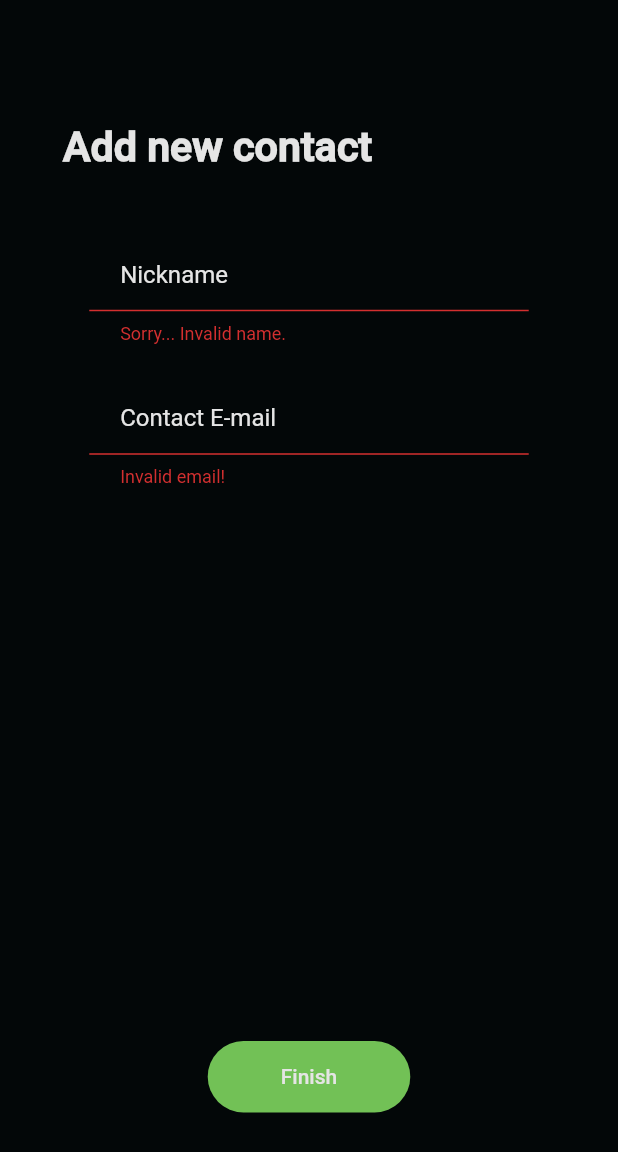
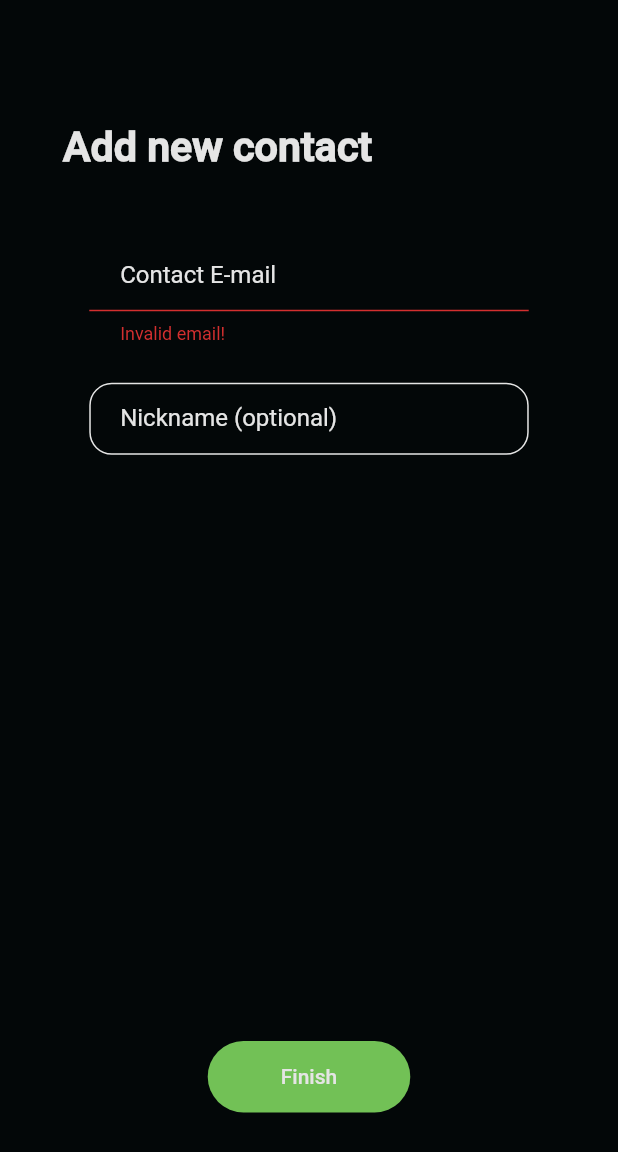
Before and after one commit to RodrigoGCorrea/Vertex-Bank, a Flutter app: the AddContact screen opened directly, after a tap on "Finish", on a phone screen of 412 x 824 dp. Shown: the top 1152 px of the screen. Run offline on Flutter 3.47's test engine with Material 2 defaults, Android fonts, the phone set to English and light mode, and no system bars; drawn by our look-alikes of flutter_easyloading; our stand-ins replace bloc, cloud_firestore, datetime_picker_formfield, equatable, firebase_auth, firebase_core and 4 more; accounts and stored records are empty.

Commit message:
add contact screen reviewed
- Nickname are now optional

```diff
--- a/lib/api/transfer.dart
+++ b/lib/api/transfer.dart
@@ -81,7 +81,8 @@ class TransferApi {
           .collection(contactCollection)
           .get()
           .then((snapshot) => snapshot.docs.forEach((doc) {
-                final contact = Contact(doc.get(nickNameField), userID: doc.id);
+                final contact =
+                    Contact(nickname: doc.get(nickNameField), userID: doc.id);
                 contacts.add(contact);
               }));
 
@@ -98,7 +99,7 @@ class TransferApi {
     String nickName,
   ) async {
     if (userId == contactId) throw Failure("You can't add yourself.");
-    final contact = Contact(nickName, userID: contactId);
+    final contact = Contact(nickname: nickName, userID: contactId);
     try {
       await _db
           .collection(userCollection)
--- a/lib/cubit/transfer/form/addcontact/addcontact_form_cubit.dart
+++ b/lib/cubit/transfer/form/addcontact/addcontact_form_cubit.dart
@@ -3,26 +3,28 @@ import 'package:equatable/equatable.dart';
 import 'package:meta/meta.dart';
 
 import 'package:vertexbank/models/inputs/email.dart';
-import 'package:vertexbank/models/inputs/name.dart';
 
 part 'addcontact_form_state.dart';
 
 class AddContactFormCubit extends Cubit<AddContactFormState> {
   AddContactFormCubit() : super(AddContactFormState.empty);
 
-  void setContactFormToSent() {
+  void setContactFormToSentIfValid() {
     emit(
       state.copyWith(stage: AddContactFormStage.sent),
     );
-    nickNameContactChanged(state.nickNameContact.value);
+  }
+
+  void setContactFormToSentIfNotValid() {
+    emit(state.copyWith(stage: AddContactFormStage.sent));
+    nickNameContactChanged(state.nickNameContact);
     contactEmailChanged(state.emailContact.value);
   }
 
   void nickNameContactChanged(String nickName) {
-    final bool isValid = Name.validate(nickName);
     emit(
       state.copyWith(
-        nickNameContact: Name(nickName, isValid: isValid),
+        nickNameContact: nickName,
       ),
     );
   }
--- a/lib/cubit/transfer/form/addcontact/addcontact_form_state.dart
+++ b/lib/cubit/transfer/form/addcontact/addcontact_form_state.dart
@@ -9,18 +9,18 @@ class AddContactFormState extends Equatable {
     @required this.stage,
   });
 
-  final Name nickNameContact;
+  final String nickNameContact;
   final Email emailContact;
   final AddContactFormStage stage;
 
   static final empty = AddContactFormState(
-    nickNameContact: Name(""),
+    nickNameContact: "",
     emailContact: Email(""),
     stage: AddContactFormStage.intial,
   );
 
   AddContactFormState copyWith({
-    Name nickNameContact,
+    String nickNameContact,
     Email emailContact,
     AddContactFormStage stage,
   }) {
--- a/lib/models/Contact.dart
+++ b/lib/models/Contact.dart
@@ -1,7 +1,11 @@
+import 'package:meta/meta.dart';
+
 class Contact {
   final String nickname;
   final String userID;
 
-  //TODO(Geraldo): userID tem que ser @required!!
-  const Contact(this.nickname, {this.userID});
+  const Contact({
+    @required this.userID,
+    this.nickname,
+  });
 }
--- a/lib/view/screens/transfer/add_contact.dart
+++ b/lib/view/screens/transfer/add_contact.dart
@@ -48,9 +48,9 @@ class AddContact extends StatelessWidget {
                     children: [
                       HeaderAddContact(),
                       SizedBox(height: getProportionateScreenHeight(35)),
+                      ContactIdInput(),
+                      SizedBox(height: getProportionateScreenHeight(20)),
                       NicknameInput(),
-                      SizedBox(height: getProportionateScreenHeight(20)),
-                      ContactIdInput(),
                       Spacer(),
                       NextButton(),
                       SizedBox(height: VtxSizeConfig.screenHeight * 0.1)
@@ -75,21 +75,20 @@ class NextButton extends StatelessWidget {
   Widget build(BuildContext context) {
     return BlocBuilder<AddContactFormCubit, AddContactFormState>(
         builder: (context, state) {
-      final bool isFormValid =
-          state.emailContact.isValid & state.nickNameContact.isValid;
+      final bool isFormValid = state.emailContact.isValid;
       if (isFormValid) {
         return VtxButton(
           text: "Finish",
           color: AppTheme.buttonColorGreen,
           function: () {
-            context.read<AddContactFormCubit>().setContactFormToSent();
+            context.read<AddContactFormCubit>().setContactFormToSentIfValid();
             context.read<AddContactActionCubit>().addContact(
                   context
                       .read<AuthActionCubit>()
                       .getSignedInUserWithoutEmit()
                       .id,
                   state.emailContact.value,
-                  state.nickNameContact.value,
+                  state.nickNameContact,
                 );
             context.read<TransferFormCubit>().setContactList();
           },
@@ -99,7 +98,9 @@ class NextButton extends StatelessWidget {
           text: "Finish",
           color: AppTheme.buttonColorGreen,
           function: () {
-            context.read<AddContactFormCubit>().setContactFormToSent();
+            context
+                .read<AddContactFormCubit>()
+                .setContactFormToSentIfNotValid();
           },
         );
       }
@@ -157,19 +158,12 @@ class NicknameInput extends StatelessWidget {
     return Padding(
       padding:
           EdgeInsets.symmetric(horizontal: getProportionateScreenWidth(52)),
-      child: BlocBuilder<AddContactFormCubit, AddContactFormState>(
-          builder: (context, state) {
-        return VtxTextBox(
-          text: "Nickname",
-          onChangedFunction: (nickName) => context
-              .read<AddContactFormCubit>()
-              .nickNameContactChanged(nickName),
-          errorText: !state.nickNameContact.isValid &&
-                  state.stage == AddContactFormStage.sent
-              ? state.nickNameContact.errorText
-              : null,
-        );
-      }),
+      child: VtxTextBox(
+        text: "Nickname (optional)",
+        onChangedFunction: (nickName) => context
+            .read<AddContactFormCubit>()
+            .nickNameContactChanged(nickName),
+      ),
     );
   }
 }
```
Also changed, not shown: lib/cubit/transfer/action/addcontact/addcontact_action_cubit.dart (+7 -1 lines).
